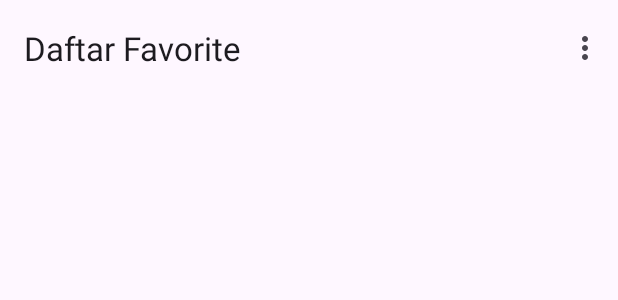
After one commit to fikrihandy/github_user, an Android app: the layout activity_fav_users.xml on its own in the app's theme, with its tools: preview values and no code run, on a phone screen of 412 x 824 dp. The commit adds this screen. Shown: the top 300 px of the screen. Run offline under Robolectric (Android 15) with nearby library versions, the phone set to English and light mode, and no system bars; network calls fail.

Commit message:
Add favorite user

```diff
--- a/app/build.gradle.kts
+++ b/app/build.gradle.kts
@@ -1,6 +1,7 @@
 plugins {
     id("com.android.application")
     id("org.jetbrains.kotlin.android")
+    id("com.google.devtools.ksp")
 }
 
 android {
@@ -66,6 +67,10 @@ dependencies {
     implementation("org.jetbrains.kotlinx:kotlinx-coroutines-core:1.6.4")
     implementation("org.jetbrains.kotlinx:kotlinx-coroutines-android:1.6.4")
 
+    // Room
+    implementation("androidx.room:room-runtime:2.5.2")
+    ksp("androidx.room:room-compiler:2.5.2")
+
     testImplementation("junit:junit:4.13.2")
     androidTestImplementation("androidx.test.ext:junit:1.1.5")
     androidTestImplementation("androidx.test.espresso:espresso-core:3.5.1")
--- a/app/src/main/AndroidManifest.xml
+++ b/app/src/main/AndroidManifest.xml
@@ -14,6 +14,9 @@
         android:supportsRtl="true"
         android:theme="@style/Base.Theme.GitHubUser"
         tools:targetApi="31">
+        <activity
+            android:name=".ui.FavUsersActivity"
+            android:exported="false" />
         <activity
             android:name=".ui.setting.SettingActivity"
             android:exported="false" />
--- a/app/src/main/java/academy/bangkit/githubuser/ui/MainActivity.kt
+++ b/app/src/main/java/academy/bangkit/githubuser/ui/MainActivity.kt
@@ -8,7 +8,6 @@ import academy.bangkit.githubuser.ui.setting.SettingActivity
 import academy.bangkit.githubuser.ui.extension.observeThemeSetting
 import android.content.Intent
 import android.os.Bundle
-import android.util.Log
 import android.view.View
 import android.widget.Toast
 import androidx.appcompat.app.AppCompatActivity
@@ -63,7 +62,7 @@ class MainActivity : AppCompatActivity() {
         binding.topAppBar.setOnMenuItemClickListener { menuItem ->
             when (menuItem.itemId) {
                 R.id.menuFavorite -> {
-                    Log.d("MENU", "MENU FAV CLICKED")
+                    startActivity(Intent(this@MainActivity, FavUsersActivity::class.java))
                     true
                 }
 
--- a/app/src/main/java/academy/bangkit/githubuser/ui/ProfileAdapter.kt
+++ b/app/src/main/java/academy/bangkit/githubuser/ui/ProfileAdapter.kt
@@ -8,7 +8,6 @@ import android.app.Activity
 import android.content.Intent
 import android.view.LayoutInflater
 import android.view.ViewGroup
-import android.widget.Toast
 import androidx.recyclerview.widget.DiffUtil
 import androidx.recyclerview.widget.ListAdapter
 import androidx.recyclerview.widget.RecyclerView
@@ -23,9 +22,6 @@ class ProfileAdapter : ListAdapter<GithubUser, ProfileAdapter.MyViewHolder>(DIFF
         val item = getItem(position)
         holder.bind(item)
         holder.itemView.setOnClickListener {
-            Toast.makeText(
-                holder.itemView.context, "Kamu memilih " + item.username, Toast.LENGTH_LONG
-            ).show()
             val intentToDetail =
                 Intent(holder.itemView.context as Activity, DetailActivity::class.java)
                     .putExtra(DetailActivity.USERNAME, item.username)
--- /dev/null
+++ b/app/src/main/res/drawable/baseline_favorite_24.xml
@@ -0,0 +1,5 @@
+<vector android:height="24dp" android:tint="#000000"
+    android:viewportHeight="24" android:viewportWidth="24"
+    android:width="24dp" xmlns:android="http://schemas.android.com/apk/res/android">
+    <path android:fillColor="@android:color/white" android:pathData="M12,21.35l-1.45,-1.32C5.4,15.36 2,12.28 2,8.5 2,5.42 4.42,3 7.5,3c1.74,0 3.41,0.81 4.5,2.09C13.09,3.81 14.76,3 16.5,3 19.58,3 22,5.42 22,8.5c0,3.78 -3.4,6.86 -8.55,11.54L12,21.35z"/>
+</vector>
--- a/app/src/main/res/layout/activity_detail.xml
+++ b/app/src/main/res/layout/activity_detail.xml
@@ -6,7 +6,7 @@
     android:layout_height="match_parent">
 
     <com.google.android.material.floatingactionbutton.FloatingActionButton
-        android:id="@+id/fab"
+        android:id="@+id/addToFav"
         android:layout_width="wrap_content"
         android:layout_height="wrap_content"
         android:layout_gravity="end|bottom"
--- /dev/null
+++ b/app/src/main/res/layout/activity_fav_users.xml
@@ -0,0 +1,39 @@
+<?xml version="1.0" encoding="utf-8"?>
+<LinearLayout xmlns:android="http://schemas.android.com/apk/res/android"
+    xmlns:app="http://schemas.android.com/apk/res-auto"
+    xmlns:tools="http://schemas.android.com/tools"
+    android:layout_width="match_parent"
+    android:layout_height="match_parent"
+    tools:context=".ui.FavUsersActivity"
+    android:orientation="vertical">
+
+    <com.google.android.material.appbar.AppBarLayout
+        android:layout_width="match_parent"
+        android:layout_height="wrap_content"
+        app:layout_constraintBottom_toTopOf="@+id/rvItemProfile">
+
+        <com.google.android.material.appbar.MaterialToolbar
+            android:id="@+id/topAppBar"
+            android:layout_width="match_parent"
+            android:layout_height="?attr/actionBarSize"
+            app:menu="@menu/option_menu_in_fav_activity"
+            app:title="@string/your_fav" />
+    </com.google.android.material.appbar.AppBarLayout>
+
+    <androidx.recyclerview.widget.RecyclerView
+        android:id="@+id/rvItemProfile"
+        android:layout_width="match_parent"
+        android:layout_height="match_parent"
+        android:overScrollMode="never"
+        android:scrollbarSize="0dp" />
+
+    <TextView
+        android:id="@+id/ifEmpty"
+        android:layout_width="match_parent"
+        android:layout_height="match_parent"
+        android:visibility="gone"
+        android:textAlignment="center"
+        android:gravity="center"
+        android:text="@string/empty_fav_users" />
+
+</LinearLayout>
--- /dev/null
+++ b/app/src/main/res/menu/option_menu_in_fav_activity.xml
@@ -0,0 +1,10 @@
+<?xml version="1.0" encoding="utf-8"?>
+<menu xmlns:android="http://schemas.android.com/apk/res/android"
+    xmlns:app="http://schemas.android.com/apk/res-auto">
+    <group android:menuCategory="container">
+        <item
+            android:id="@+id/menuSettingInFav"
+            android:title="@string/menu_2"
+            app:showAsAction="never" />
+    </group>
+</menu>
--- a/app/src/main/res/values/strings.xml
+++ b/app/src/main/res/values/strings.xml
@@ -11,4 +11,6 @@
     <string name="menu_1">Favorite</string>
     <string name="menu_2">Setting</string>
     <string name="favoriteFab">Favorite</string>
+    <string name="your_fav">Daftar Favorite</string>
+    <string name="empty_fav_users">Tidak ada daftar Favorite</string>
 </resources>
--- a/build.gradle.kts
+++ b/build.gradle.kts
@@ -1,5 +1,6 @@
 // Top-level build file where you can add configuration options common to all sub-projects/modules.
 plugins {
     id("com.android.application") version "8.1.1" apply false
-    id("org.jetbrains.kotlin.android") version "1.9.0" apply false
+    id("org.jetbrains.kotlin.android") version "1.9.10" apply false
+    id("com.google.devtools.ksp") version "1.9.10-1.0.13" apply false
 }
```
Also changed, not shown: app/src/main/java/academy/bangkit/githubuser/database/FavUser.kt (added, +15 -0 lines), app/src/main/java/academy/bangkit/githubuser/database/FavUserDao.kt (added, +22 -0 lines), app/src/main/java/academy/bangkit/githubuser/database/FavUserRoomDatabase.kt (added, +30 -0 lines), app/src/main/java/academy/bangkit/githubuser/database/repository/FavUserRepository.kt (added, +35 -0 lines), app/src/main/java/academy/bangkit/githubuser/ui/FavUsersActivity.kt (added, +71 -0 lines), app/src/main/java/academy/bangkit/githubuser/ui/detail/DetailActivity.kt (+44 -0 lines), app/src/main/java/academy/bangkit/githubuser/ui/detail/FavUserAddUpdateViewModel.kt (added, +27 -0 lines), app/src/main/java/academy/bangkit/githubuser/ui/detail/FavUserAddViewModelFactory.kt (added, +31 -0 lines).
